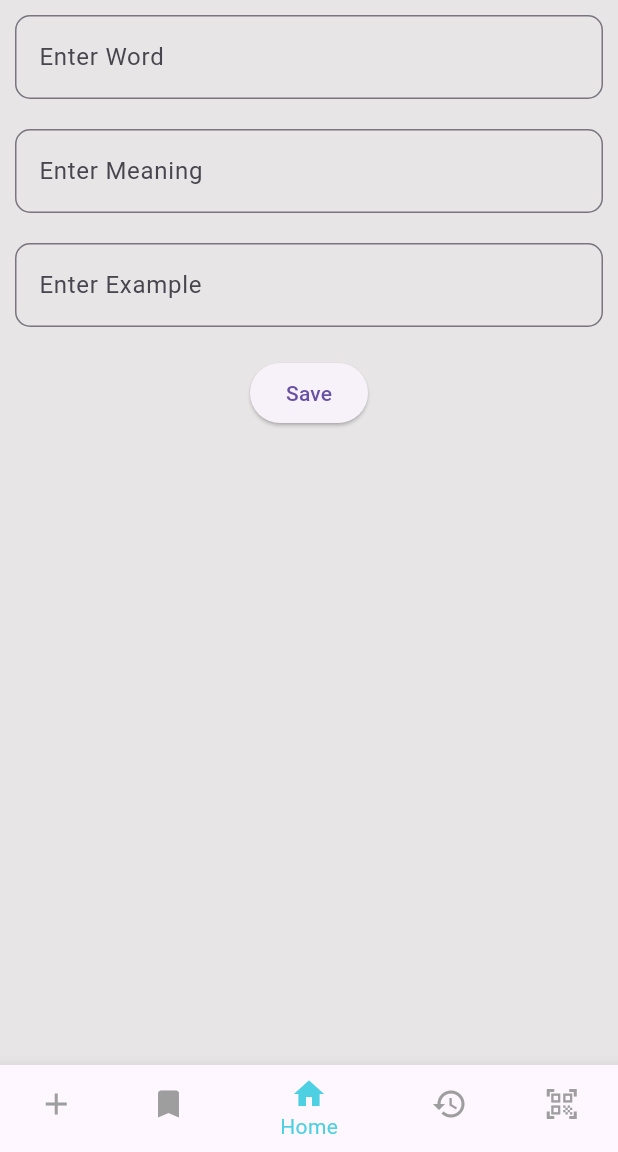
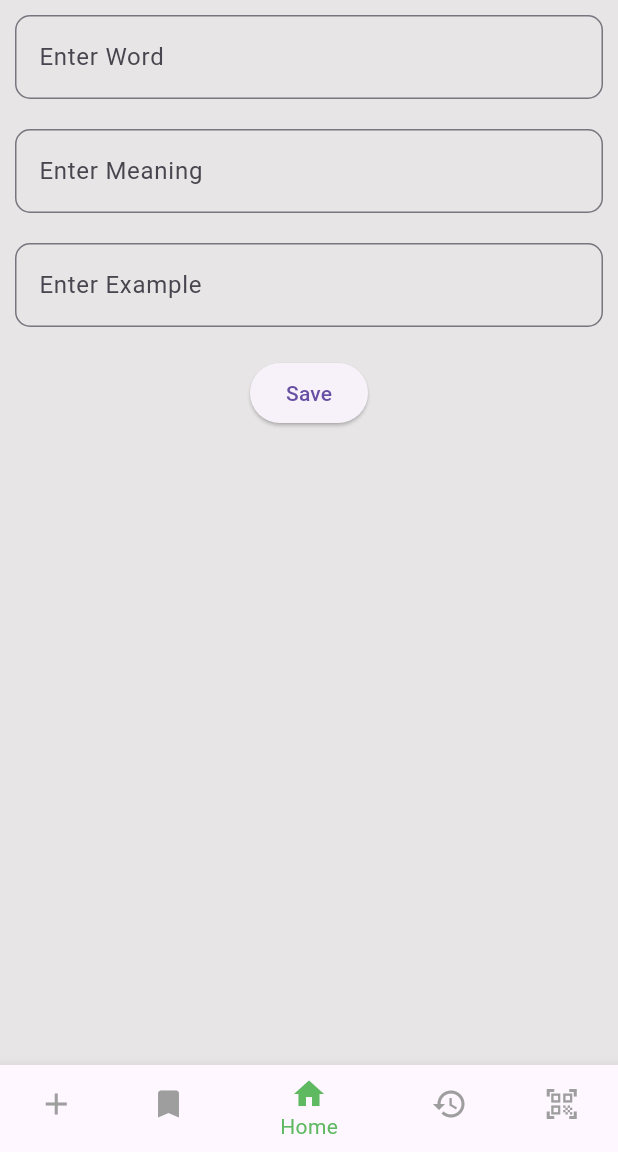
Before and after one commit to HashiniDivyanjanee/dictionary, a Flutter app: the AddWordScreen screen opened by its route, on a phone screen of 412 x 824 dp, the part 84-1236 px from its top. Run offline on Flutter 3.47's test engine with Material 3 defaults, Android fonts, the phone set to English and light mode, and no system bars; our stand-ins replace bloc, equatable, flutter_bloc, go_router, shared_preferences; accounts and stored records are empty.

Commit message:
Refactor UI components to use AppColor for consistent theming; update ItemCardWidget, BottomNavBar, WordView, and display_card; enhance search functionality in WordBloc.

```diff
--- /dev/null
+++ b/lib/core/constant/appColor.dart
@@ -0,0 +1,5 @@
+import 'package:flutter/material.dart';
+
+class AppColor {
+   static const PrimaryColor = Color.fromARGB(255, 94, 185, 97);
+}
--- a/lib/presentation/ui/addWordScreen/Screen/enter_screen.dart
+++ b/lib/presentation/ui/addWordScreen/Screen/enter_screen.dart
@@ -48,7 +48,11 @@ class AddWordScreen extends StatelessWidget {
                   wordcontroller.clear();
                   examplecontroller.clear();
                   meaningcontroller.clear();
-
+                  // AlertDialog(
+                  //   title: Text("Success"),
+                  //   content: Text("Word Added Successfully"),
+                  //   actions: [TextButton(onPressed: () {}, child: Text("Ok"))],
+                  // );
                   GoRouter.of(context).pushNamed(AppRoutes.home);
                 }
               },
--- a/lib/presentation/ui/home/screen/home.dart
+++ b/lib/presentation/ui/home/screen/home.dart
@@ -42,15 +42,16 @@ class _HomeState extends State<Home> {
                   return const Center(child: Text("No words added yet."));
                 }
                 return ListView.builder(
-                  itemCount: state.words.length,
+                    itemCount: listToShow.length,
                   itemBuilder: (context, index) {
-                    Wordentry entry = state.words[index];
+                     Wordentry entry = listToShow[index];
                     return ItemCardWidget(
                       title: entry.word,
                       subtitle: entry.meaning,
                       delete_button: () {
                         context.read<WordBlocBloc>().add(RemoveWord(index));
                       },
+                      edit_button: () {},
                       onTapPage: () {
                         Navigator.push(
                           context,
--- a/lib/presentation/ui/home/widget/searchBar_widget.dart
+++ b/lib/presentation/ui/home/widget/searchBar_widget.dart
@@ -1,5 +1,6 @@
 
 import 'package:dictionary/bloc/word_bloc_bloc.dart';
+import 'package:dictionary/core/constant/appColor.dart';
 import 'package:flutter/material.dart';
 import 'package:flutter_bloc/flutter_bloc.dart';
 
@@ -13,14 +14,13 @@ class SearchBarWidget extends StatelessWidget {
   Widget build(BuildContext context) {
     return Container(
       height: 90,
-      decoration: BoxDecoration(color: Color.fromARGB(255, 94, 185, 97),),
+      decoration: BoxDecoration(color: AppColor.PrimaryColor),
       child: Padding(
         padding: const EdgeInsets.only(right: 20, left: 20, top: 10),
         child: TextField(
           controller: searchController,
           onChanged: (value) {
-            // 🔥 dispatch search event to bloc
-            context.read<WordBlocBloc>().add(SearchWord(value.trim()));
+            context.read<WordBlocBloc>().add(SearchWord(value));
           },
           decoration: InputDecoration(
             border: OutlineInputBorder(
--- a/lib/presentation/ui/wordView/screen/word_view.dart
+++ b/lib/presentation/ui/wordView/screen/word_view.dart
@@ -1,7 +1,7 @@
+import 'package:dictionary/core/constant/appColor.dart';
 import 'package:dictionary/presentation/ui/home/widget/appBar_widget.dart';
 import 'package:dictionary/presentation/ui/wordView/widget/actionButton.dart';
 import 'package:dictionary/presentation/ui/wordView/widget/display_card.dart';
-import 'package:dictionary/presentation/ui/wordView/widget/mainWord.dart';
 import 'package:dictionary/presentation/ui/wordView/widget/secondTitle.dart';
 import 'package:flutter/material.dart';
 
@@ -20,7 +20,7 @@ class WordView extends StatelessWidget {
           Container(
             width: double.infinity,
             height: 200,
-            decoration: BoxDecoration(color: Color.fromARGB(255, 94, 185, 97)),
+            decoration: BoxDecoration(color:AppColor.PrimaryColor,),
             child: Padding(
               padding: const EdgeInsets.only(top: 25),
               child: Column(
@@ -33,7 +33,6 @@ class WordView extends StatelessWidget {
                       color: Colors.white,
                     ),
                   ),
-                  // mainWord(title),
                   secondTitle(),
                   SizedBox(height: 20),
                   Padding(
--- a/lib/presentation/ui/wordView/widget/display_card.dart
+++ b/lib/presentation/ui/wordView/widget/display_card.dart
@@ -1,3 +1,4 @@
+import 'package:dictionary/core/constant/appColor.dart';
 import 'package:flutter/material.dart';
 
 class display_card extends StatelessWidget {
@@ -33,7 +34,7 @@ class display_card extends StatelessWidget {
                   Text(
                     header,
                     style: TextStyle(
-                      color: Color.fromARGB(255, 94, 185, 97),
+                      color: AppColor.PrimaryColor,
                       fontWeight: FontWeight.w500,
                       fontSize: 18,
                     ),
--- a/lib/presentation/widget/common/bottom_naav_bar.dart
+++ b/lib/presentation/widget/common/bottom_naav_bar.dart
@@ -1,18 +1,16 @@
-
 import 'package:dictionary/app/routes/app_routes.dart';
+import 'package:dictionary/core/constant/appColor.dart';
 import 'package:flutter/material.dart';
 import 'package:go_router/go_router.dart';
 
 class BottomNavBar extends StatelessWidget {
   final int currentIndex;
 
-  const BottomNavBar({
-    super.key, required this.currentIndex,
-  });
+  const BottomNavBar({super.key, required this.currentIndex});
 
   @override
   Widget build(BuildContext context) {
-     final List<String> bottomNavRoutes = [
+    final List<String> bottomNavRoutes = [
       AppRoutes.addWord,
       AppRoutes.saved,
       AppRoutes.home,
@@ -21,9 +19,9 @@ class BottomNavBar extends StatelessWidget {
     ];
 
     return BottomNavigationBar(
-      selectedItemColor: Colors.cyan[300],
+      selectedItemColor: AppColor.PrimaryColor,
       unselectedItemColor: Colors.grey,
-       onTap: (index) {
+      onTap: (index) {
         context.go(bottomNavRoutes[index]);
       },
       items: [
@@ -37,7 +35,6 @@ class BottomNavBar extends StatelessWidget {
         ),
       ],
       currentIndex: 2,
-
     );
   }
 }
```
Also changed, not shown: lib/bloc/word_bloc_bloc.dart (+18 -13 lines), lib/presentation/ui/home/widget/item_card_widget.dart (+7 -10 lines).
